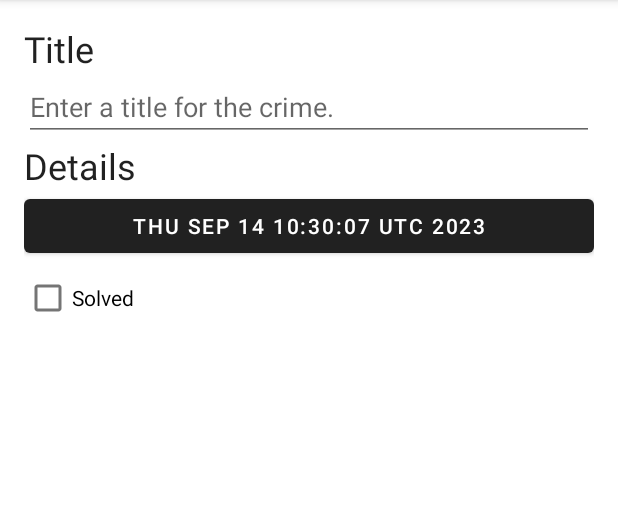
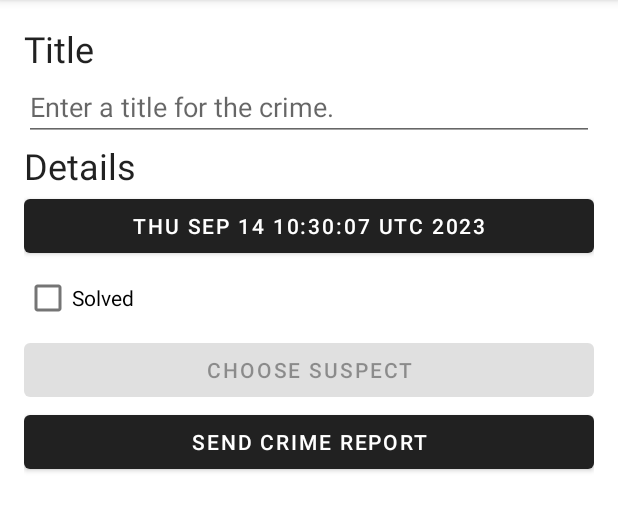
Before and after one commit to savannahvaith/BNR-CriminalIntent, an Android app: the screen it shows after launch (MainActivity), after a tap on "New Crime", on a phone screen of 412 x 824 dp, the part 84-616 px from its top. Run offline under Robolectric (Android 15) with nearby library versions, the phone set to English and light mode, and no system bars; our stand-ins replace Room's generated code.

```diff
--- a/app/src/main/AndroidManifest.xml
+++ b/app/src/main/AndroidManifest.xml
@@ -23,5 +23,11 @@
             </intent-filter>
         </activity>
     </application>
+    <queries>
+        <intent>
+            <action android:name="android.intent.action.PICK"></action>
+            <data android:mimeType="vnd.android.cursor.dir/contact"/>
+        </intent>
+    </queries>
 
 </manifest>
--- a/app/src/main/java/com/example/criminalintent/Crime.kt
+++ b/app/src/main/java/com/example/criminalintent/Crime.kt
@@ -10,5 +10,6 @@ data class Crime(
     @PrimaryKey val id: UUID,
     val title: String,
     val date: Date,
-    val isSolved: Boolean
+    val isSolved: Boolean,
+    val suspect: String = ""
 )
--- a/app/src/main/java/com/example/criminalintent/CrimeDetailFragment.kt
+++ b/app/src/main/java/com/example/criminalintent/CrimeDetailFragment.kt
@@ -1,10 +1,16 @@
 package com.example.criminalintent
 
+import android.content.Intent
+import android.content.pm.PackageManager
+import android.content.pm.ResolveInfo
+import android.net.Uri
 import android.os.Bundle
-import android.util.Log
+import android.provider.ContactsContract
+import android.text.format.DateFormat
 import android.view.LayoutInflater
 import android.view.View
 import android.view.ViewGroup
+import androidx.activity.result.contract.ActivityResultContracts
 import androidx.core.widget.doOnTextChanged
 import androidx.fragment.app.Fragment
 import androidx.fragment.app.setFragmentResultListener
@@ -20,11 +26,18 @@ import kotlinx.coroutines.launch
 import java.util.Date
 import java.util.UUID
 
-class CrimeDetailFragment : Fragment() {
+private const val DATE_FORMAT = "EEE, MMM, dd"
+class CrimeDetailFragment : Fragment(){
     private var _binding: FragmentCrimeDetailBinding? = null
     private val args: CrimeDetailFragmentArgs by navArgs()
     private val crimeDetailViewModel: CrimeDetailViewModel by viewModels{
         CrimeDetailViewModelFactory(args.crimeId)
+    }
+
+    private val selectSuspect = registerForActivityResult(
+        ActivityResultContracts.PickContact()
+    ){
+        uri: Uri? -> uri?.let { parseContact(uri) }
     }
 
     private val binding
@@ -46,12 +59,20 @@ class CrimeDetailFragment : Fragment() {
                 }
             }
 
-
             crimeSolved.setOnCheckedChangeListener { _, isChecked ->
                 crimeDetailViewModel.updateCrime { oldCrime ->
                     oldCrime.copy(isSolved = isChecked)
                 }
             }
+
+            crimeSuspect.setOnClickListener {
+                selectSuspect.launch(null)
+            }
+
+            val selectSuspectIntent = selectSuspect.contract.createIntent(
+                requireContext(), null
+            )
+            crimeSuspect.isEnabled = canResolveIntent(selectSuspectIntent)
         }
 
         viewLifecycleOwner.lifecycleScope.launch {
@@ -82,8 +103,56 @@ class CrimeDetailFragment : Fragment() {
                 )
             }
             crimeSolved.isChecked = crime.isSolved
+
+            crimeReport.setOnClickListener {
+                val reportIntent = Intent(Intent.ACTION_SEND).apply {
+                    type = "text/plain"
+                    putExtra(Intent.EXTRA_TEXT, getCrimeReport(crime))
+                    putExtra(Intent.EXTRA_SUBJECT, getString(R.string.crime_report_subject))
+                }
+                val chooserIntent = Intent.createChooser(reportIntent, getString(R.string.send_report))
+                startActivity(chooserIntent)
+            }
+            crimeSuspect.text = crime.suspect.ifEmpty {
+                getString(R.string.crime_suspect_text)
+            }
         }
     }
+
+    private fun getCrimeReport(crime: Crime): String {
+        val solvedString = if(crime.isSolved) getString(R.string.crime_report_solved) else getString(R.string.crime_report_unsolved)
+
+
+        val dateString = DateFormat.format(DATE_FORMAT, crime.date).toString()
+        val suspectText = if(crime.suspect.isBlank()) getString(R.string.crime_report_no_suspect) else getString(R.string.crime_report_suspect,
+            crime.suspect)
+        return getString(R.string.crime_report, crime.title, dateString, solvedString, suspectText)
+
+    }
+
+    private fun parseContact(contactUri: Uri){
+        val queryFields = arrayOf(ContactsContract.Contacts.DISPLAY_NAME)
+        val queryCursor = requireActivity().contentResolver.query(
+            contactUri, queryFields, null, null, null
+        )
+
+        queryCursor?.use { cursor ->
+            if(cursor.moveToFirst()){
+                val suspect = cursor.getString(0)
+                crimeDetailViewModel.updateCrime { oldCrime -> oldCrime.copy(suspect = suspect) }
+            }
+        }
+    }
+
+    private fun canResolveIntent(intent:Intent):Boolean{
+
+        val packageManager: PackageManager = requireActivity().packageManager
+        val resolvedActivity: ResolveInfo? = packageManager.resolveActivity(
+            intent, PackageManager.MATCH_DEFAULT_ONLY
+        )
+        return resolvedActivity != null
+    }
+
 
     override fun onDestroyView() {
         super.onDestroyView()
--- a/app/src/main/java/com/example/criminalintent/CrimeRepository.kt
+++ b/app/src/main/java/com/example/criminalintent/CrimeRepository.kt
@@ -3,6 +3,7 @@ package com.example.criminalintent
 import android.content.Context
 import androidx.room.Room
 import com.example.criminalintent.database.CrimeDatabase
+import com.example.criminalintent.database.migration_1_2
 import kotlinx.coroutines.CoroutineScope
 import kotlinx.coroutines.GlobalScope
 import kotlinx.coroutines.flow.Flow
@@ -19,7 +20,7 @@ class CrimeRepository private constructor(context: Context) {
         CrimeDatabase::class.java,
         DATABASE_NAME
     )
-//        .createFromAsset(DATABASE_NAME)
+        .addMigrations(migration_1_2)
         .build()
 
     fun getCrimes(): Flow<List<Crime>> = database.crimeDao().getCrimes()
--- a/app/src/main/java/com/example/criminalintent/database/CrimeDatabase.kt
+++ b/app/src/main/java/com/example/criminalintent/database/CrimeDatabase.kt
@@ -3,10 +3,18 @@ package com.example.criminalintent.database
 import androidx.room.Database
 import androidx.room.RoomDatabase
 import androidx.room.TypeConverters
+import androidx.room.migration.Migration
+import androidx.sqlite.db.SupportSQLiteDatabase
 import com.example.criminalintent.Crime
 
-@Database(entities = [Crime::class], version = 1, exportSchema = false)
+@Database(entities = [Crime::class], version = 2, exportSchema = false)
 @TypeConverters(CrimeTypeConverters::class)
 abstract class CrimeDatabase : RoomDatabase() {
     abstract fun crimeDao(): CrimeDao
 }
+
+val migration_1_2 = object : Migration(1,2){
+    override fun migrate(database: SupportSQLiteDatabase) {
+        database.execSQL("ALTER TABLE Crime ADD COLUMN suspect TEXT NOT NULL DEFAULT'' ")
+    }
+}
--- a/app/src/main/res/layout/fragment_crime_detail.xml
+++ b/app/src/main/res/layout/fragment_crime_detail.xml
@@ -34,4 +34,16 @@
         android:layout_width="match_parent"
         android:layout_height="wrap_content"
         android:text="@string/crime_solved_label"/>
+
+    <Button
+        android:id="@+id/crime_suspect"
+        android:layout_width="match_parent"
+        android:layout_height="wrap_content"
+        android:text="@string/crime_suspect_text">
+    </Button>
+    <Button
+        android:id="@+id/crime_report"
+        android:layout_width="match_parent"
+        android:layout_height="wrap_content"
+        android:text="@string/crime_report_text"/>
 </LinearLayout>
--- /dev/null
+++ b/app/src/main/res/values-es-w600dp/string.xml
@@ -0,0 +1,6 @@
+<?xml version="1.0" encoding="utf-8"?>
+<resources>
+    <string name="crime_title_hint">
+        Introduzca un título significativo y memorable para el crimen.
+    </string>
+</resources>
--- /dev/null
+++ b/app/src/main/res/values-w600dp/strings.xml
@@ -0,0 +1,6 @@
+<?xml version="1.0" encoding="utf-8"?>
+<resources>
+<string name="crime_title_hint">
+        Enter a meaningful, memorable title for the crime.
+    </string>
+</resources>
--- a/app/src/main/res/values/strings.xml
+++ b/app/src/main/res/values/strings.xml
@@ -5,4 +5,14 @@
     <string name="crime_details_label">Details</string>
     <string name="crime_solved_label">Solved</string>
     <string name="new_crime">New Crime</string>
+    <string name="crime_suspect_text">Choose Suspect</string>
+    <string name="crime_report_text">Send Crime Report</string>
+    <string name="crime_report">%1$s!
+    The Crime was discovered on %2$s. %3$s, and %4$s</string>
+    <string name="crime_report_solved">The case is solved</string>
+    <string name="crime_report_unsolved">The case is not solved</string>
+    <string name="crime_report_suspect">the suspect is %s. </string>
+    <string name="crime_report_no_suspect">there is no suspect. </string>
+    <string name="crime_report_subject">CriminalIntent Crime Report </string>
+    <string name="send_report">Send Crime Report via. </string>
 </resources>
```
Also changed, not shown: 1 other file.
